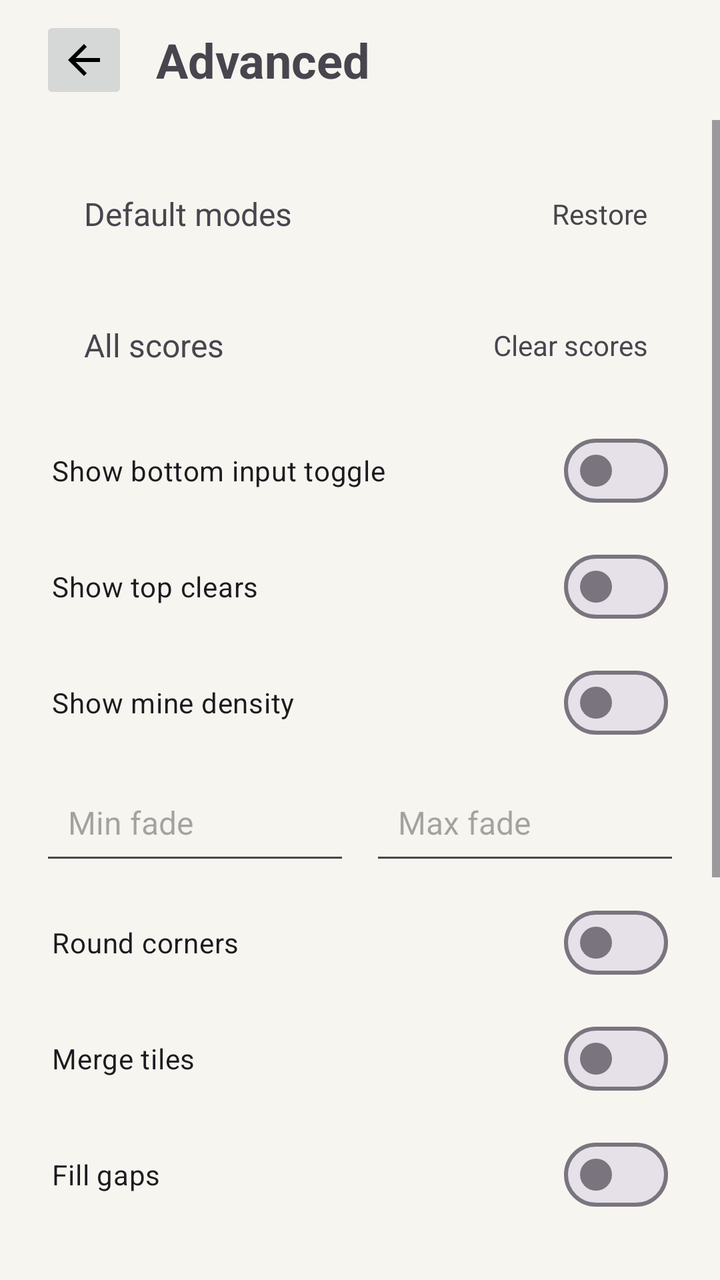
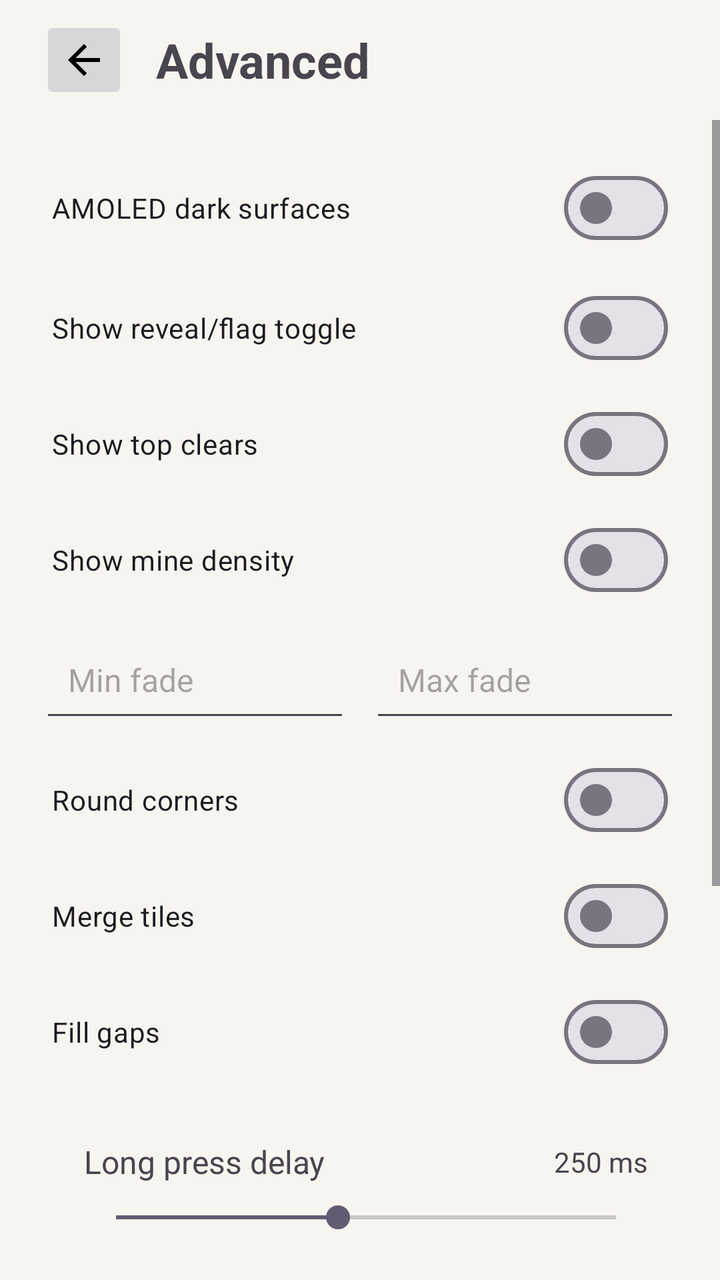

Screens rendered from an Android XML layout before and after an edit, with the pre-edit source and the edit as a unified diff.
<!-- AndroidManifest.xml: application theme Theme.Minesweeper -->
<!-- res/layout/activity_advanced_settings.xml -->
<?xml version="1.0" encoding="utf-8"?>
<LinearLayout xmlns:android="http://schemas.android.com/apk/res/android"
    android:layout_width="match_parent"
    android:layout_height="match_parent"
    android:orientation="vertical">

    <LinearLayout
        android:id="@+id/topBar"
        android:layout_width="match_parent"
        android:layout_height="wrap_content"
        android:gravity="center_vertical"
        android:orientation="horizontal"
        android:paddingStart="20dp"
        android:paddingTop="8dp"
        android:paddingEnd="20dp"
        android:paddingBottom="8dp">

        <ImageButton
            android:id="@+id/backButton"
            android:layout_width="44dp"
            android:layout_height="44dp"
            android:src="@drawable/ic_arrow_back_material" />

        <TextView
            android:id="@+id/titleText"
            android:layout_width="0dp"
            android:layout_height="wrap_content"
            android:layout_marginStart="14dp"
            android:layout_weight="1"
            android:text="@string/advanced"
            android:textSize="24sp"
            android:textStyle="bold" />
    </LinearLayout>

    <ScrollView
        android:layout_width="match_parent"
        android:layout_height="0dp"
        android:layout_weight="1">

        <LinearLayout
            android:id="@+id/content"
            android:layout_width="match_parent"
            android:layout_height="wrap_content"
            android:orientation="vertical"
            android:padding="20dp">

            <LinearLayout
                android:id="@+id/restoreModesButton"
                android:layout_width="match_parent"
                android:layout_height="wrap_content"
                android:gravity="center_vertical"
                android:orientation="horizontal"
                android:paddingStart="22dp"
                android:paddingTop="16dp"
                android:paddingEnd="16dp"
                android:paddingBottom="16dp">

                <TextView
                    android:id="@+id/restoreModesLabel"
                    android:layout_width="0dp"
                    android:layout_height="wrap_content"
                    android:layout_weight="1"
                    android:text="@string/default_modes"
                    android:textSize="16sp" />

                <TextView
                    android:id="@+id/restoreModesValue"
                    android:layout_width="wrap_content"
                    android:layout_height="wrap_content"
                    android:text="@string/restore"
                    android:textSize="14sp" />
            </LinearLayout>

            <LinearLayout
                android:id="@+id/clearAllScoresButton"
                android:layout_width="match_parent"
                android:layout_height="wrap_content"
                android:layout_marginTop="12dp"
                android:gravity="center_vertical"
                android:orientation="horizontal"
                android:paddingStart="22dp"
                android:paddingTop="16dp"
                android:paddingEnd="16dp"
                android:paddingBottom="16dp">

                <TextView
                    android:id="@+id/clearAllScoresLabel"
                    android:layout_width="0dp"
                    android:layout_height="wrap_content"
                    android:layout_weight="1"
                    android:text="@string/all_scores"
                    android:textSize="16sp" />

                <TextView
                    android:id="@+id/clearAllScoresValue"
                    android:layout_width="wrap_content"
                    android:layout_height="wrap_content"
                    android:text="@string/clear_scores"
                    android:textSize="14sp" />
            </LinearLayout>

            <com.google.android.material.materialswitch.MaterialSwitch
                android:id="@+id/showBottomToggle"
                android:layout_width="match_parent"
                android:layout_height="wrap_content"
                android:layout_marginTop="12dp"
                android:paddingStart="6dp"
                android:paddingEnd="6dp"
                android:switchPadding="14dp"
                android:text="@string/show_bottom_toggle" />

            <com.google.android.material.materialswitch.MaterialSwitch
                android:id="@+id/showTopClears"
                android:layout_width="match_parent"
                android:layout_height="wrap_content"
                android:layout_marginTop="10dp"
                android:paddingStart="6dp"
                android:paddingEnd="6dp"
                android:switchPadding="14dp"
                android:text="@string/show_top_clears" />

            <com.google.android.material.materialswitch.MaterialSwitch
                android:id="@+id/showMineDensity"
                android:layout_width="match_parent"
                android:layout_height="wrap_content"
                android:layout_marginTop="10dp"
                android:paddingStart="6dp"
                android:paddingEnd="6dp"
                android:switchPadding="14dp"
                android:text="@string/show_mine_density" />

            <LinearLayout
                android:id="@+id/mineDensityFadeRow"
                android:layout_width="match_parent"
                android:layout_height="wrap_content"
                android:layout_marginTop="10dp"
                android:orientation="horizontal">

                <EditText
                    android:id="@+id/mineDensityMinFadeInput"
                    android:layout_width="0dp"
                    android:layout_height="52dp"
                    android:layout_weight="1"
                    android:hint="@string/min_fade"
                    android:imeOptions="actionNext"
                    android:inputType="numberDecimal"
                    android:padding="14dp"
                    android:selectAllOnFocus="true"
                    android:singleLine="true"
                    android:textSize="16sp" />

                <EditText
                    android:id="@+id/mineDensityMaxFadeInput"
                    android:layout_width="0dp"
                    android:layout_height="52dp"
                    android:layout_marginStart="10dp"
                    android:layout_weight="1"
                    android:hint="@string/max_fade"
                    android:imeOptions="actionDone"
                    android:inputType="numberDecimal"
                    android:padding="14dp"
                    android:selectAllOnFocus="true"
                    android:singleLine="true"
                    android:textSize="16sp" />
            </LinearLayout>

            <com.google.android.material.materialswitch.MaterialSwitch
                android:id="@+id/roundCorners"
                android:layout_width="match_parent"
                android:layout_height="wrap_content"
                android:layout_marginTop="10dp"
                android:paddingStart="6dp"
                android:paddingEnd="6dp"
                android:switchPadding="14dp"
                android:text="@string/round_corners" />

            <com.google.android.material.materialswitch.MaterialSwitch
                android:id="@+id/mergeTiles"
                android:layout_width="match_parent"
                android:layout_height="wrap_content"
                android:layout_marginTop="10dp"
                android:paddingStart="6dp"
                android:paddingEnd="6dp"
                android:switchPadding="14dp"
                android:text="@string/merge_tiles" />

            <com.google.android.material.materialswitch.MaterialSwitch
                android:id="@+id/fillGaps"
                android:layout_width="match_parent"
                android:layout_height="wrap_content"
                android:layout_marginTop="10dp"
                android:paddingStart="6dp"
                android:paddingEnd="6dp"
                android:switchPadding="14dp"
                android:text="@string/fill_gaps" />

            <LinearLayout
                android:id="@+id/longPressRow"
                android:layout_width="match_parent"
                android:layout_height="wrap_content"
                android:layout_marginTop="14dp"
                android:orientation="vertical"
                android:paddingStart="22dp"
                android:paddingTop="16dp"
                android:paddingEnd="16dp"
                android:paddingBottom="16dp">

                <LinearLayout
                    android:layout_width="match_parent"
                    android:layout_height="wrap_content"
                    android:gravity="center_vertical"
                    android:orientation="horizontal">

                    <TextView
                        android:id="@+id/longPressLabel"
                        android:layout_width="0dp"
                        android:layout_height="wrap_content"
                        android:layout_weight="1"
                        android:text="@string/long_press_delay"
                        android:textSize="16sp" />

                    <TextView
                        android:id="@+id/longPressValue"
                        android:layout_width="wrap_content"
                        android:layout_height="wrap_content"
                        android:text="250 ms"
                        android:textSize="14sp" />
                </LinearLayout>

                <SeekBar
                    android:id="@+id/longPressSeekBar"
                    android:layout_width="match_parent"
                    android:layout_height="wrap_content"
                    android:layout_marginTop="8dp"
                    android:max="9"
                    android:progress="4" />
            </LinearLayout>

            <LinearLayout
                android:id="@+id/animationSpeedRow"
                android:layout_width="match_parent"
                android:layout_height="wrap_content"
                android:layout_marginTop="14dp"
                android:orientation="vertical"
                android:paddingStart="22dp"
                android:paddingTop="16dp"
                android:paddingEnd="16dp"
                android:paddingBottom="16dp">

                <LinearLayout
                    android:layout_width="match_parent"
                    android:layout_height="wrap_content"
                    android:gravity="center_vertical"
                    android:orientation="horizontal">

                    <TextView
                        android:id="@+id/animationSpeedLabel"
                        android:layout_width="0dp"
                        android:layout_height="wrap_content"
                        android:layout_weight="1"
                        android:text="@string/animation_speed"
                        android:textSize="16sp" />

                    <TextView
                        android:id="@+id/animationSpeedValue"
                        android:layout_width="wrap_content"
                        android:layout_height="wrap_content"
                        android:text="50%"
                        android:textSize="14sp" />
                </LinearLayout>

                <SeekBar
                    android:id="@+id/animationSpeedSeekBar"
                    android:layout_width="match_parent"
                    android:layout_height="wrap_content"
                    android:layout_marginTop="8dp"
                    android:max="100"
                    android:progress="50" />
            </LinearLayout>

            <com.google.android.material.materialswitch.MaterialSwitch
                android:id="@+id/screenShake"
                android:layout_width="match_parent"
                android:layout_height="wrap_content"
                android:layout_marginTop="10dp"
                android:paddingStart="6dp"
                android:paddingEnd="6dp"
                android:switchPadding="14dp"
                android:text="@string/screen_shake" />

            <TextView
                android:id="@+id/applyButton"
                android:layout_width="match_parent"
                android:layout_height="52dp"
                android:layout_marginTop="20dp"
                android:gravity="center"
                android:text="@string/apply"
                android:textSize="16sp"
                android:textStyle="bold" />
        </LinearLayout>
    </ScrollView>

</LinearLayout>
<!-- resources referenced by this layout -->
<resources>
  <!-- drawable ic_arrow_back_material (drawable) -->
  <?xml version="1.0" encoding="utf-8"?>
  <vector xmlns:android="http://schemas.android.com/apk/res/android"
      android:width="24dp"
      android:height="24dp"
      android:viewportWidth="24"
      android:viewportHeight="24">
      <path
          android:fillColor="#FF000000"
          android:pathData="M20,11H7.83l5.59,-5.59L12,4l-8,8l8,8l1.41,-1.41L7.83,13H20z" />
  </vector>
  <string name="advanced">Advanced</string>
  <string name="all_scores">All scores</string>
  <string name="animation_speed">Animation speed</string>
  <string name="apply">Apply</string>
  <string name="clear_scores">Clear scores</string>
  <string name="default_modes">Default modes</string>
  <string name="fill_gaps">Fill gaps</string>
  <string name="long_press_delay">Long press delay</string>
  <string name="max_fade">Max fade</string>
  <string name="merge_tiles">Merge tiles</string>
  <string name="min_fade">Min fade</string>
  <string name="restore">Restore</string>
  <string name="round_corners">Round corners</string>
  <string name="screen_shake">Screen shake</string>
  <string name="show_bottom_toggle">Show bottom input toggle</string>
  <string name="show_mine_density">Show mine density</string>
  <string name="show_top_clears">Show top clears</string>
  <style name="Theme.Minesweeper" parent="Theme.Material3.Light.NoActionBar">
          <item name="android:windowBackground">@color/app_background</item>
          <item name="android:statusBarColor">@color/app_background</item>
          <item name="android:navigationBarColor">@color/app_background</item>
          <item name="android:windowLightStatusBar">true</item>
          <item name="android:windowLightNavigationBar">true</item>
          <item name="android:fontFamily">sans-serif</item>
          <item name="colorPrimary">@color/accent</item>
          <item name="colorSurface">@color/panel</item>
          <item name="android:windowAnimationStyle">@null</item>
          <item name="materialAlertDialogTheme">@style/Minesweeper.Dialog</item>
      </style>
  <color name="app_background">#F7F5EF</color>
  <color name="accent">#7CA7C7</color>
  <color name="panel">#EFEBE2</color>
  <style name="Minesweeper.Dialog" parent="ThemeOverlay.Material3.MaterialAlertDialog">
          <item name="backgroundTint">@color/panel</item>
      </style>
</resources>

<!-- the commit's change to res/layout/activity_advanced_settings.xml (unified diff, before → after) -->
@@ -44,60 +44,14 @@
             android:orientation="vertical"
             android:padding="20dp">
 
-            <LinearLayout
-                android:id="@+id/restoreModesButton"
-                android:layout_width="match_parent"
-                android:layout_height="wrap_content"
-                android:gravity="center_vertical"
-                android:orientation="horizontal"
-                android:paddingStart="22dp"
-                android:paddingTop="16dp"
-                android:paddingEnd="16dp"
-                android:paddingBottom="16dp">
-
-                <TextView
-                    android:id="@+id/restoreModesLabel"
-                    android:layout_width="0dp"
-                    android:layout_height="wrap_content"
-                    android:layout_weight="1"
-                    android:text="@string/default_modes"
-                    android:textSize="16sp" />
-
-                <TextView
-                    android:id="@+id/restoreModesValue"
-                    android:layout_width="wrap_content"
-                    android:layout_height="wrap_content"
-                    android:text="@string/restore"
-                    android:textSize="14sp" />
-            </LinearLayout>
-
-            <LinearLayout
-                android:id="@+id/clearAllScoresButton"
-                android:layout_width="match_parent"
-                android:layout_height="wrap_content"
-                android:layout_marginTop="12dp"
-                android:gravity="center_vertical"
-                android:orientation="horizontal"
-                android:paddingStart="22dp"
-                android:paddingTop="16dp"
-                android:paddingEnd="16dp"
-                android:paddingBottom="16dp">
-
-                <TextView
-                    android:id="@+id/clearAllScoresLabel"
-                    android:layout_width="0dp"
-                    android:layout_height="wrap_content"
-                    android:layout_weight="1"
-                    android:text="@string/all_scores"
-                    android:textSize="16sp" />
-
-                <TextView
-                    android:id="@+id/clearAllScoresValue"
-                    android:layout_width="wrap_content"
-                    android:layout_height="wrap_content"
-                    android:text="@string/clear_scores"
-                    android:textSize="14sp" />
-            </LinearLayout>
+            <com.google.android.material.materialswitch.MaterialSwitch
+                android:id="@+id/amoledTheme"
+                android:layout_width="match_parent"
+                android:layout_height="wrap_content"
+                android:paddingStart="6dp"
+                android:paddingEnd="6dp"
+                android:switchPadding="14dp"
+                android:text="@string/amoled_theme" />
 
             <com.google.android.material.materialswitch.MaterialSwitch
                 android:id="@+id/showBottomToggle"
@@ -288,15 +242,62 @@
                 android:switchPadding="14dp"
                 android:text="@string/screen_shake" />
 
-            <TextView
-                android:id="@+id/applyButton"
-                android:layout_width="match_parent"
-                android:layout_height="52dp"
-                android:layout_marginTop="20dp"
-                android:gravity="center"
-                android:text="@string/apply"
-                android:textSize="16sp"
-                android:textStyle="bold" />
+            <LinearLayout
+                android:id="@+id/restoreModesButton"
+                android:layout_width="match_parent"
+                android:layout_height="wrap_content"
+                android:layout_marginTop="14dp"
+                android:gravity="center_vertical"
+                android:orientation="horizontal"
+                android:paddingStart="22dp"
+                android:paddingTop="16dp"
+                android:paddingEnd="16dp"
+                android:paddingBottom="16dp">
+
+                <TextView
+                    android:id="@+id/restoreModesLabel"
+                    android:layout_width="0dp"
+                    android:layout_height="wrap_content"
+                    android:layout_weight="1"
+                    android:text="@string/default_modes"
+                    android:textSize="16sp" />
+
+                <TextView
+                    android:id="@+id/restoreModesValue"
+                    android:layout_width="wrap_content"
+                    android:layout_height="wrap_content"
+                    android:text="@string/restore"
+                    android:textSize="14sp" />
+            </LinearLayout>
+
+            <LinearLayout
+                android:id="@+id/clearAllScoresButton"
+                android:layout_width="match_parent"
+                android:layout_height="wrap_content"
+                android:layout_marginTop="12dp"
+                android:gravity="center_vertical"
+                android:orientation="horizontal"
+                android:paddingStart="22dp"
+                android:paddingTop="16dp"
+                android:paddingEnd="16dp"
+                android:paddingBottom="16dp">
+
+                <TextView
+                    android:id="@+id/clearAllScoresLabel"
+                    android:layout_width="0dp"
+                    android:layout_height="wrap_content"
+                    android:layout_weight="1"
+                    android:text="@string/all_scores"
+                    android:textSize="16sp" />
+
+                <TextView
+                    android:id="@+id/clearAllScoresValue"
+                    android:layout_width="wrap_content"
+                    android:layout_height="wrap_content"
+                    android:text="@string/clear"
+                    android:textSize="14sp" />
+            </LinearLayout>
+
         </LinearLayout>
     </ScrollView>
 
<!-- resource entries referenced after the edit -->
@@ -13,9 +13,9 @@
   </vector>
   <string name="advanced">Advanced</string>
   <string name="all_scores">All scores</string>
+  <string name="amoled_theme">AMOLED dark surfaces</string>
   <string name="animation_speed">Animation speed</string>
-  <string name="apply">Apply</string>
-  <string name="clear_scores">Clear scores</string>
+  <string name="clear">Clear</string>
   <string name="default_modes">Default modes</string>
   <string name="fill_gaps">Fill gaps</string>
   <string name="long_press_delay">Long press delay</string>
@@ -25,7 +25,7 @@
   <string name="restore">Restore</string>
   <string name="round_corners">Round corners</string>
   <string name="screen_shake">Screen shake</string>
-  <string name="show_bottom_toggle">Show bottom input toggle</string>
+  <string name="show_bottom_toggle">Show reveal/flag toggle</string>
   <string name="show_mine_density">Show mine density</string>
   <string name="show_top_clears">Show top clears</string>
   <style name="Theme.Minesweeper" parent="Theme.Material3.Light.NoActionBar">
